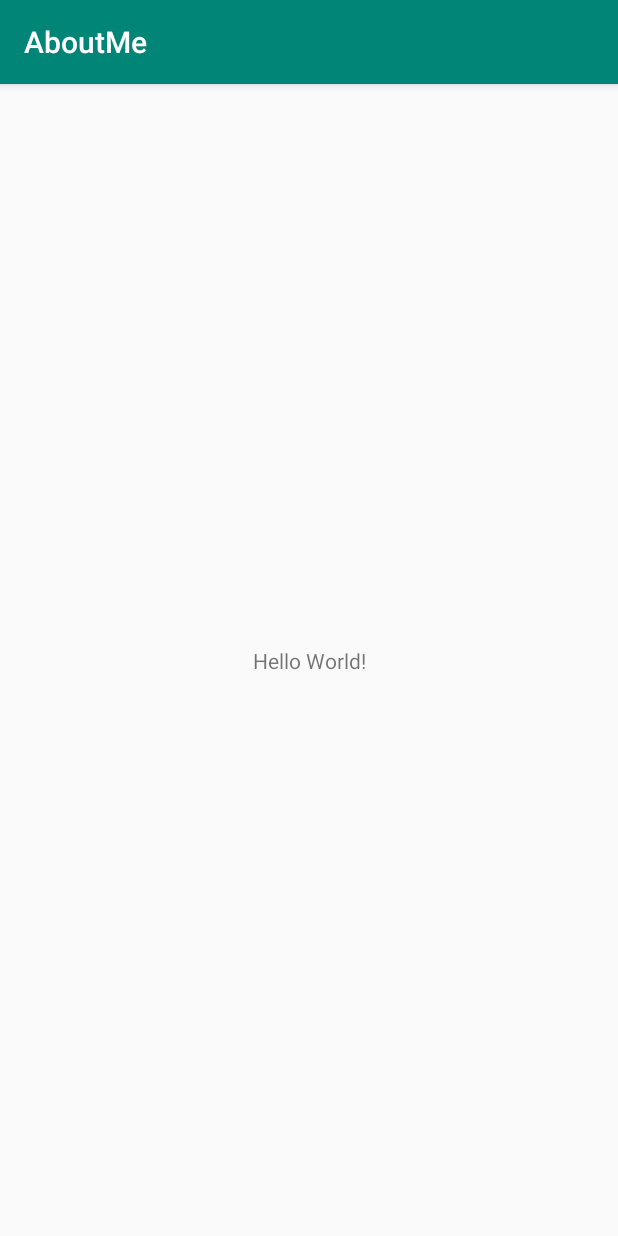
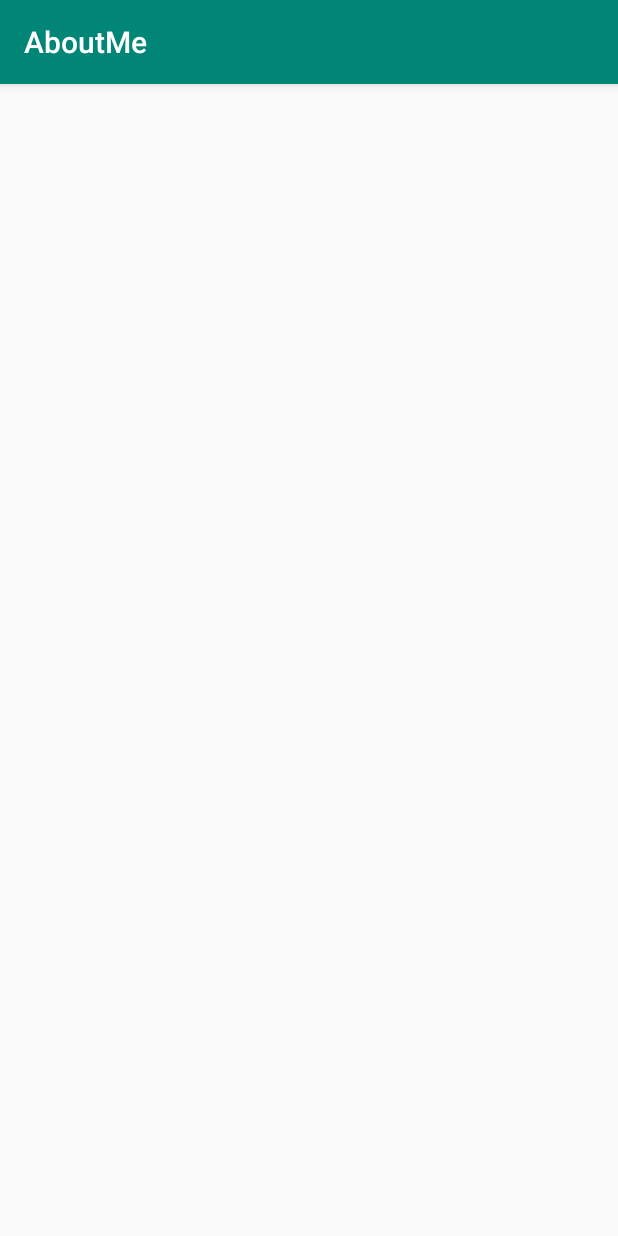
Before and after one commit to 1920-5bhif-nvs/1920-5bhif-nvs-udacity-labs-ThomasAnt, an Android app: the screen it shows after launch (MainActivity), on a phone screen of 412 x 824 dp. Run offline under Robolectric (Android 15) with nearby library versions, the phone set to English and light mode, and no system bars.

Commit message:
Lesson:2-5 Thomas Antensteiner

```diff
--- a/Lesson_2/AboutMe/app/src/main/res/layout/activity_main.xml
+++ b/Lesson_2/AboutMe/app/src/main/res/layout/activity_main.xml
@@ -1,19 +1,6 @@
 <?xml version="1.0" encoding="utf-8"?>
-<androidx.constraintlayout.widget.ConstraintLayout
-    xmlns:android="http://schemas.android.com/apk/res/android"
-    xmlns:tools="http://schemas.android.com/tools"
-    xmlns:app="http://schemas.android.com/apk/res-auto"
-    android:layout_width="match_parent"
-    android:layout_height="match_parent"
-    tools:context=".MainActivity">
+<LinearLayout xmlns:android="http://schemas.android.com/apk/res/android"
+    android:orientation="vertical" android:layout_width="match_parent"
+    android:layout_height="match_parent">
 
-    <TextView
-        android:layout_width="wrap_content"
-        android:layout_height="wrap_content"
-        android:text="Hello World!"
-        app:layout_constraintBottom_toBottomOf="parent"
-        app:layout_constraintLeft_toLeftOf="parent"
-        app:layout_constraintRight_toRightOf="parent"
-        app:layout_constraintTop_toTopOf="parent" />
-
-</androidx.constraintlayout.widget.ConstraintLayout>
+</LinearLayout>
```
